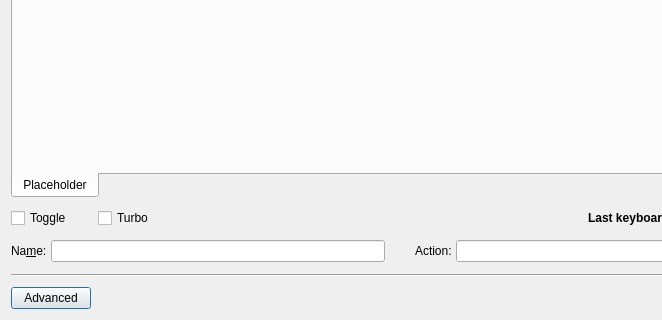
Qt form src/gui/buttoneditdialog.ui (AntiMicroX/antimicrox) before a commit; both pictures show x 0 to 662 and y 280 to 600 of the 800 by 600 pixel window.
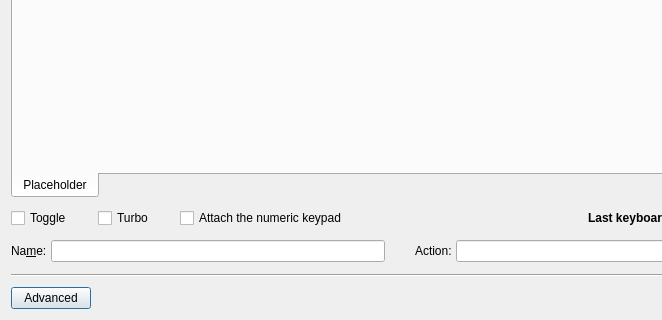
The same form after that commit. Icons and pictures are not drawn. Custom widgets are drawn as their Qt base class.

Commit message: feat: Add checkbox enabling numeric keypad in ButtonEditDialog

What changed in the file:
```diff
--- a/src/gui/buttoneditdialog.ui
+++ b/src/gui/buttoneditdialog.ui
@@ -128,6 +128,32 @@
          </property>
         </widget>
        </item>
+       <item>
+        <spacer name="horizontalSpacer">
+         <property name="orientation">
+          <enum>Qt::Horizontal</enum>
+         </property>
+         <property name="sizeType">
+          <enum>QSizePolicy::Fixed</enum>
+         </property>
+         <property name="sizeHint" stdset="0">
+          <size>
+           <width>20</width>
+           <height>20</height>
+          </size>
+         </property>
+        </spacer>
+       </item>
+       <item>
+        <widget class="QCheckBox" name="attachNumKeypadCheckbox">
+         <property name="toolTip">
+          <string>Remember, it won't work if you don't have such keypad connected to computer or if it's not embedded like in desktop PCs</string>
+         </property>
+         <property name="text">
+          <string>Attach the numeric keypad</string>
+         </property>
+        </widget>
+       </item>
        <item>
         <spacer name="horizontalSpacer_9">
          <property name="orientation">
```
Left out of the diff: 2 changed lines with no effect on the pictures. The commit also changes 2 other files.
